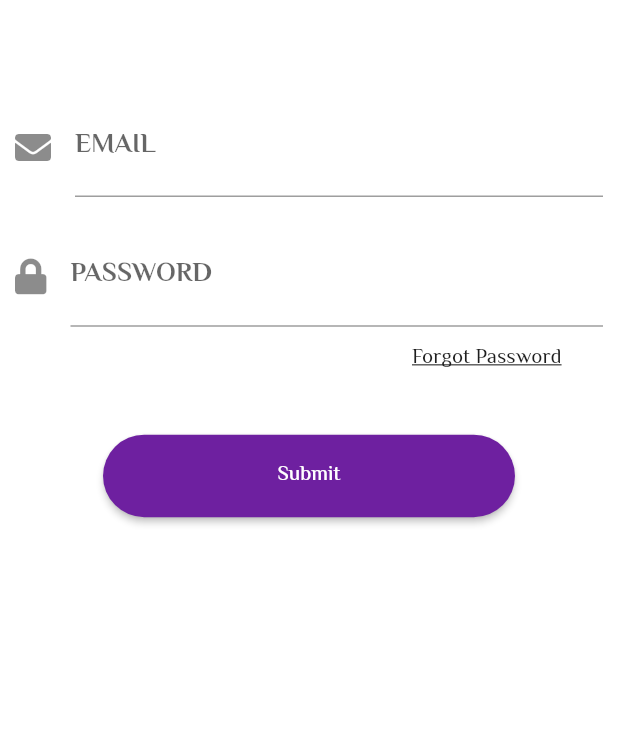
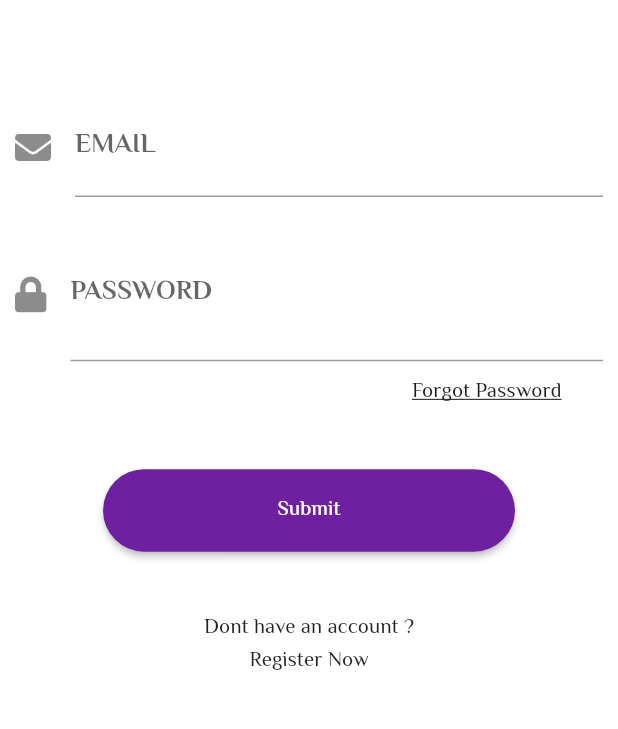
Before and after one commit to GeorgeReda/scouts-minia, a Flutter app: the Login screen opened directly, on a phone screen of 412 x 824 dp, the part 474-1203 px from its top. Run offline on Flutter 3.47's test engine with Material 2 defaults, Android fonts, the phone set to English and light mode, and no system bars; our stand-ins replace font_awesome_flutter, shared_preferences; accounts and stored records are empty.

Commit message:
Register and auto login .
Added :
1- Register .
2- Auto login .
3- Form validation .
4- Password display toggle .
And some other improvements in code base .

```diff
--- a/lib/components/form.dart
+++ b/lib/components/form.dart
@@ -1,38 +1,22 @@
 import 'package:flutter/material.dart';
 import 'package:font_awesome_flutter/font_awesome_flutter.dart';
-import 'package:scouts_minia/tools/network_manager.dart';
 
 import '../constants.dart';
 
 class FormButton extends StatelessWidget {
+  final onPressed;
 
-  final String email;
-  final String password;
+  const FormButton({Key key, this.onPressed}) : super(key: key);
 
-  const FormButton({
-    Key key,
-    @required GlobalKey<
-        FormState> form, @required this.email, @required this.password
-  })
-      : _form = form,
-        super(key: key);
-
-  final GlobalKey<FormState> _form;
 
   @override
   Widget build(BuildContext context) {
     return Container(
-      margin: EdgeInsets.symmetric(
-          vertical: 40, horizontal: MediaQuery
-          .of(context)
-          .size
-          .width / 6),
-      child: RaisedButton(
+        margin: EdgeInsets.symmetric(
+            vertical: 40, horizontal: MediaQuery.of(context).size.width / 6),
+        child: RaisedButton(
           padding: EdgeInsets.symmetric(
-            vertical: MediaQuery
-                .of(context)
-                .size
-                .height / 50,
+            vertical: MediaQuery.of(context).size.height / 50,
           ),
           shape: RoundedRectangleBorder(
             borderRadius: BorderRadius.circular(40),
@@ -40,22 +24,21 @@ class FormButton extends StatelessWidget {
           textColor: Colors.white,
           color: Constants.lightPrimary,
           child: Text('Submit'),
-          onPressed: () {
-            if (_form.currentState.validate()) {
-              NetworkManager().loginData(email, password,context);
-            }
-          }),
-    );
+          onPressed: onPressed,
+        ));
   }
 }
 
 class ReusableFormField extends StatelessWidget {
+  final String id;
   final TextInputType keyboardType;
   final String labelText;
   final String hintText;
   final IconData icon;
   final bool secure;
   final TextEditingController controller;
+
+  final Widget suffix;
 
   const ReusableFormField({
     Key key,
@@ -64,7 +47,8 @@ class ReusableFormField extends StatelessWidget {
     @required this.hintText,
     @required this.icon,
     @required this.controller,
-    this.secure,
+    @required this.secure,
+    @required this.id, this.suffix,
   }) : super(key: key);
 
   @override
@@ -72,11 +56,13 @@ class ReusableFormField extends StatelessWidget {
     return Container(
       padding: EdgeInsets.all(10),
       child: TextFormField(
+        controller: controller,
         obscureText: secure,
         keyboardType: keyboardType,
         toolbarOptions: ToolbarOptions(
             selectAll: false, copy: false, cut: false, paste: false),
         decoration: InputDecoration(
+          suffix: suffix,
           labelText: labelText,
           labelStyle: TextStyle(fontSize: 18, fontWeight: FontWeight.bold),
           hintText: hintText,
@@ -84,8 +70,14 @@ class ReusableFormField extends StatelessWidget {
         ),
         textDirection: TextDirection.ltr,
         validator: (val) {
-          if (val.isEmpty) {
-            return 'Please enter valid $labelText';
+          if (val.isEmpty && id != 'phone') {
+            return 'Please enter valid $id';
+          } else if (id.toLowerCase().trim() == 'phone') {
+            if(controller.text.length != 11){
+              return 'Please enter a valid number!';
+            }
+          } else if (id.toLowerCase().trim() == 'password' && id.length != 8) {
+            return 'Password must be more than 8 numbers';
           }
           return null;
         },
--- a/lib/components/news.dart
+++ b/lib/components/news.dart
@@ -10,7 +10,6 @@ class NewsSections extends StatelessWidget {
     FontAwesomeIcons.globe,
     FontAwesomeIcons.users
   ];
-
 
   @override
   Widget build(BuildContext context) {
@@ -43,8 +42,7 @@ class _ButtonContent extends StatelessWidget {
   final IconData icon;
   final String text;
 
-  const _ButtonContent(
-      {Key key, @required this.icon, @required this.text})
+  const _ButtonContent({Key key, @required this.icon, @required this.text})
       : super(key: key);
 
   @override
--- a/lib/components/posts.dart
+++ b/lib/components/posts.dart
@@ -88,7 +88,7 @@ class _PostItemState extends State<PostItem> {
                 index: widget.index,
                 details: widget.details,
               )));
-        }, //Todo: Add Navigation to Details Page
+        },
       ),
     );
   }
--- a/lib/routes/login.dart
+++ b/lib/routes/login.dart
@@ -1,19 +1,38 @@
 import 'package:flutter/material.dart';
 import 'package:flutter/painting.dart';
+import 'package:flutter/rendering.dart';
 import 'package:font_awesome_flutter/font_awesome_flutter.dart';
 import 'package:scouts_minia/components/form.dart';
 import 'package:scouts_minia/components/login_logo.dart';
 import 'package:scouts_minia/constants.dart';
+import 'package:scouts_minia/routes/register.dart';
+import 'package:scouts_minia/tools/network_manager.dart';
 
 class Login extends StatefulWidget {
   @override
   _LoginState createState() => _LoginState();
 }
 
+
 class _LoginState extends State<Login> {
-  final _form = GlobalKey<FormState>();
+  final _key = GlobalKey<FormState>();
   final _emailController = TextEditingController();
   final _passwordController = TextEditingController();
+  bool secureText = true;
+  IconData icon = FontAwesomeIcons.eyeSlash;
+  togglePassword(){
+    setState(() {
+      secureText = !secureText;
+      if(icon ==FontAwesomeIcons.eyeSlash){
+        icon = FontAwesomeIcons.eye;
+      } else{
+        icon = FontAwesomeIcons.eyeSlash;
+      }
+    });
+  }
+
+
+
 
   @override
   Widget build(BuildContext context) {
@@ -21,12 +40,14 @@ class _LoginState extends State<Login> {
       backgroundColor: Constants.lightBG,
       body: SafeArea(
         child: Form(
-          key: _form,
-          child: ListView(
+          key: _key,
+          child: Stack(children: <Widget>[
+            ListView(
               physics: NeverScrollableScrollPhysics(),
               children: <Widget>[
                 Logo(),
                 ReusableFormField(
+                  id: 'email',
                   controller: _emailController,
                   secure: false,
                   keyboardType: TextInputType.emailAddress,
@@ -35,15 +56,20 @@ class _LoginState extends State<Login> {
                   icon: FontAwesomeIcons.solidEnvelope,
                 ),
                 ReusableFormField(
+                  id: 'password',
                   controller: _passwordController,
                   secure: true,
                   labelText: 'PASSWORD',
                   hintText: 'Something your friends doesn\'t know',
                   icon: FontAwesomeIcons.lock,
+                  suffix: IconButton(icon: FaIcon(icon,color: Constants.lightPrimary), onPressed: togglePassword),
                 ),
                 Container(
                   margin: EdgeInsets.only(
-                    left: MediaQuery.of(context).size.width / 1.5),
+                      left: MediaQuery
+                          .of(context)
+                          .size
+                          .width / 1.5),
                   child: GestureDetector(
                     onTap: () {
                       // Todo: Add what must be done
@@ -57,12 +83,33 @@ class _LoginState extends State<Login> {
                   ),
                 ),
                 FormButton(
-                form: _form,
-                email: _emailController.text,
-                password: _passwordController.text,
+                    onPressed: () {
+                      _key.currentState.validate();
+                      if (_key.currentState.validate()) {
+                        NetworkManager().loginData(_emailController.text.trim(),
+                            _passwordController.text.trim(), context);
+                      }
+                    }),
+                Center(child: Text('Dont have an account ?')),
+                Padding(
+                  padding: const EdgeInsets.only(bottom: 15.0),
+                  child: Center(
+                    child: GestureDetector(
+                      child: Text('Register Now'),
+                      onTap: () {
+                        Navigator.push(
+                          context,
+                          MaterialPageRoute(
+                            builder: (context) => Register(),
+                          ),
+                        );
+                      },
+                    ),
+                  ),
                 )
               ],
             ),
+          ]),
         ),
       ),
     );
--- a/pubspec.yaml
+++ b/pubspec.yaml
@@ -11,6 +11,7 @@ dependencies:
     sdk: flutter
   http: ^0.12.0+4
   cupertino_icons: ^0.1.2
+  shared_preferences: ^0.5.5
 
   font_awesome_flutter: ^8.8.1
 
```
Also changed, not shown: lib/main.dart (+35 -2 lines), lib/routes/register.dart (+111 -0 lines), lib/tools/network_manager.dart (+73 -21 lines), pubspec.lock. Lines whose indentation alone changed are shown as unchanged.
